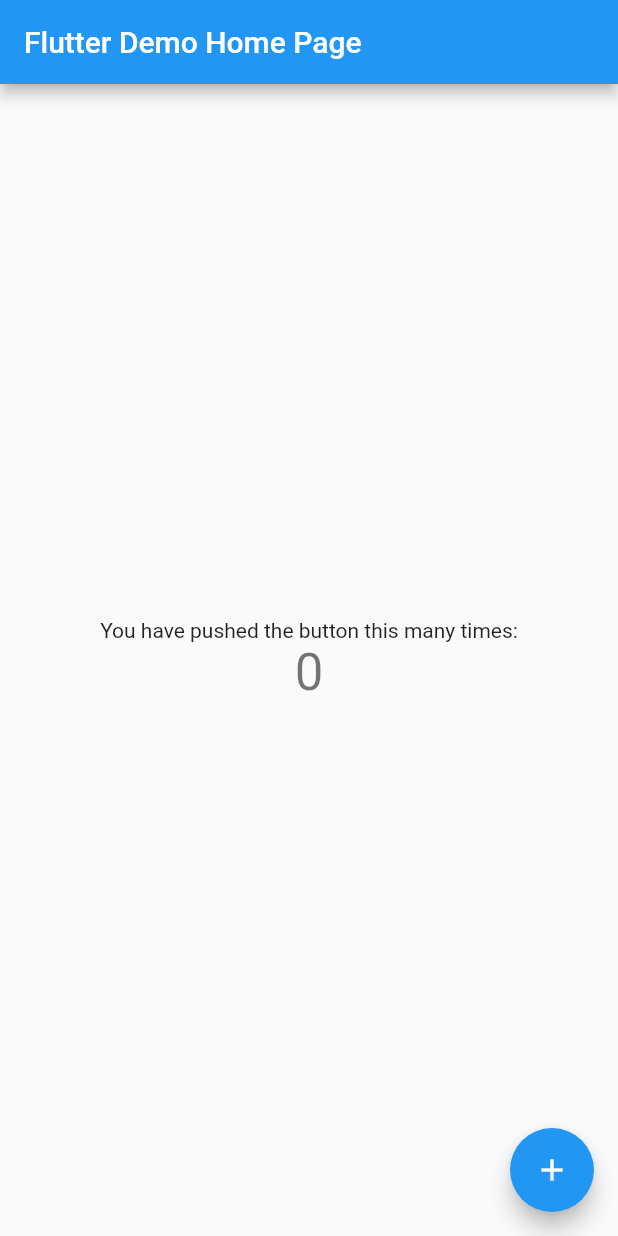
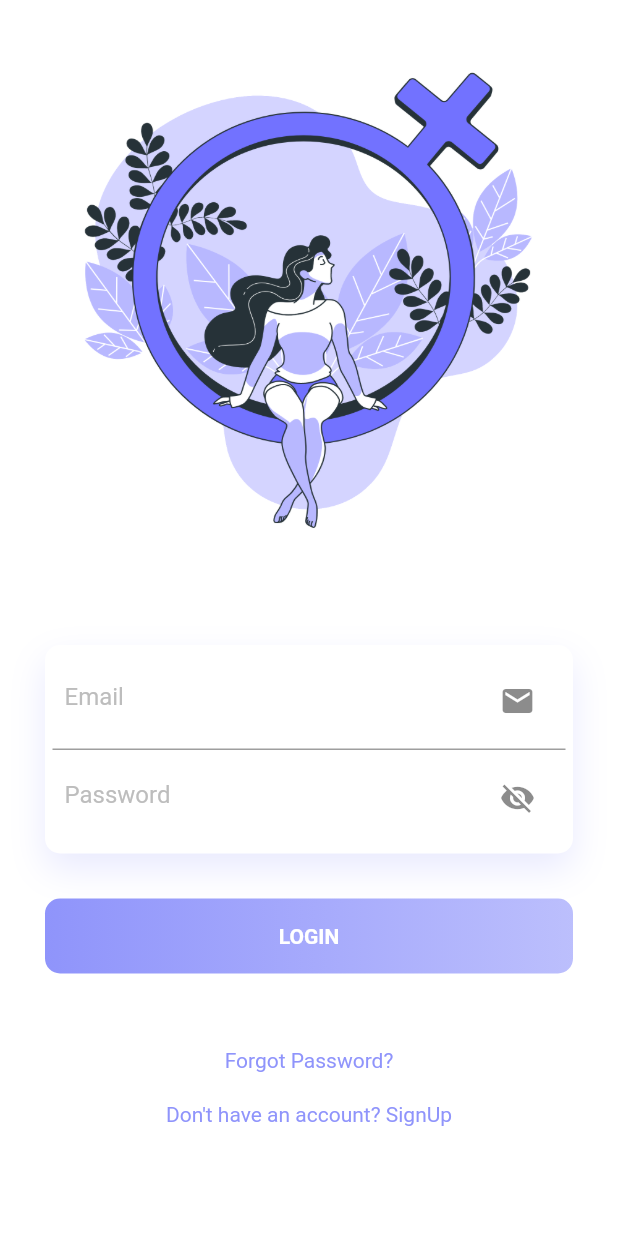
Before and after one commit to hetvikothari/Suraksha-, a Flutter app: the screen it shows after launch, on a phone screen of 412 x 824 dp. Run offline on Flutter 3.47's test engine with Material 2 defaults, Android fonts, the light colour scheme and no system bars.

Commit message:
signup and login page UI added

```diff
--- /dev/null
+++ b/suraksha/lib/login.dart
@@ -0,0 +1,120 @@
+import 'package:flutter/material.dart';
+import './signup.dart';
+
+class LoginPage extends StatefulWidget {
+  @override
+  _LoginPageState createState() => new _LoginPageState();
+}
+
+class _LoginPageState extends State<LoginPage> {
+  @override
+  Widget build(BuildContext context) {
+    return Scaffold(
+        backgroundColor: Colors.white,
+        body: SingleChildScrollView(
+          child: Container(
+            child: Column(
+              children: <Widget>[
+                Container(
+                  height: 400,
+                  decoration: BoxDecoration(
+                      image: DecorationImage(
+                          image: AssetImage('assets/signup.png'),
+                          fit: BoxFit.fill)),
+                ),
+                Padding(
+                  padding: EdgeInsets.all(30.0),
+                  child: Column(
+                    children: <Widget>[
+                      Container(
+                        padding: EdgeInsets.all(5),
+                        decoration: BoxDecoration(
+                            color: Colors.white,
+                            borderRadius: BorderRadius.circular(10),
+                            boxShadow: [
+                              BoxShadow(
+                                  color: Color.fromRGBO(143, 148, 251, .2),
+                                  blurRadius: 20.0,
+                                  offset: Offset(0, 10))
+                            ]),
+                        child: Column(
+                          children: <Widget>[
+                            Container(
+                              padding: EdgeInsets.all(8.0),
+                              decoration: BoxDecoration(
+                                  border: Border(
+                                      bottom: BorderSide(color: Colors.grey))),
+                              child: TextField(
+                                decoration: InputDecoration(
+                                    border: InputBorder.none,
+                                    hintText: "Email",
+                                    suffixIcon: Icon(Icons.email),
+                                    hintStyle:
+                                        TextStyle(color: Colors.grey[400])),
+                              ),
+                            ),
+                            Container(
+                              padding: EdgeInsets.all(8.0),
+                              child: TextField(
+                                obscureText: true,
+                                decoration: InputDecoration(
+                                    border: InputBorder.none,
+                                    hintText: "Password",
+                                    suffixIcon: Icon(Icons.visibility_off),
+                                    hintStyle:
+                                        TextStyle(color: Colors.grey[400])),
+                              ),
+                            ),
+                          ],
+                        ),
+                      ),
+                      SizedBox(
+                        height: 30,
+                      ),
+                      Container(
+                        height: 50,
+                        decoration: BoxDecoration(
+                            borderRadius: BorderRadius.circular(10),
+                            gradient: LinearGradient(colors: [
+                              Color.fromRGBO(143, 148, 251, 1),
+                              Color.fromRGBO(143, 148, 251, .6),
+                            ])),
+                        child: Center(
+                          child: Text(
+                            "LOGIN",
+                            style: TextStyle(
+                                color: Colors.white,
+                                fontWeight: FontWeight.bold),
+                          ),
+                        ),
+                      ),
+                      SizedBox(
+                        height: 50,
+                      ),
+                      Text(
+                        "Forgot Password?",
+                        style:
+                            TextStyle(color: Color.fromRGBO(143, 148, 251, 1)),
+                      ),
+                      SizedBox(height: 20.0),
+                      GestureDetector(
+                          onTap: () {
+                            Navigator.push(
+                                context,
+                                MaterialPageRoute(
+                                    builder: (context) => SignUpPage()));
+                          },
+                          child: Text(
+                            'Don\'t have an account? SignUp',
+                            style: TextStyle(
+                                color: Color.fromRGBO(143, 148, 251, 1)),
+                          )),
+                    ],
+                  ),
+                )
+              ],
+            ),
+          ),
+        ));
+  }
+}
--- a/suraksha/lib/main.dart
+++ b/suraksha/lib/main.dart
@@ -1,115 +1,7 @@
 import 'package:flutter/material.dart';
+import 'package:suraksha/login.dart';
 
-void main() {
-  runApp(const MyApp());
-}
-
-class MyApp extends StatelessWidget {
-  const MyApp({Key? key}) : super(key: key);
-
-  // This widget is the root of your application.
-  @override
-  Widget build(BuildContext context) {
-    return MaterialApp(
-      title: 'Flutter Demo',
-      theme: ThemeData(
-        // This is the theme of your application.
-        //
-        // Try running your application with "flutter run". You'll see the
-        // application has a blue toolbar. Then, without quitting the app, try
-        // changing the primarySwatch below to Colors.green and then invoke
-        // "hot reload" (press "r" in the console where you ran "flutter run",
-        // or simply save your changes to "hot reload" in a Flutter IDE).
-        // Notice that the counter didn't reset back to zero; the application
-        // is not restarted.
-        primarySwatch: Colors.blue,
-      ),
-      home: const MyHomePage(title: 'Flutter Demo Home Page'),
-    );
-  }
-}
-
-class MyHomePage extends StatefulWidget {
-  const MyHomePage({Key? key, required this.title}) : super(key: key);
-
-  // This widget is the home page of your application. It is stateful, meaning
-  // that it has a State object (defined below) that contains fields that affect
-  // how it looks.
-
-  // This class is the configuration for the state. It holds the values (in this
-  // case the title) provided by the parent (in this case the App widget) and
-  // used by the build method of the State. Fields in a Widget subclass are
-  // always marked "final".
-
-  final String title;
-
-  @override
-  State<MyHomePage> createState() => _MyHomePageState();
-}
-
-class _MyHomePageState extends State<MyHomePage> {
-  int _counter = 0;
-
-  void _incrementCounter() {
-    setState(() {
-      // This call to setState tells the Flutter framework that something has
-      // changed in this State, which causes it to rerun the build method below
-      // so that the display can reflect the updated values. If we changed
-      // _counter without calling setState(), then the build method would not be
-      // called again, and so nothing would appear to happen.
-      _counter++;
-    });
-  }
-
-  @override
-  Widget build(BuildContext context) {
-    // This method is rerun every time setState is called, for instance as done
-    // by the _incrementCounter method above.
-    //
-    // The Flutter framework has been optimized to make rerunning build methods
-    // fast, so that you can just rebuild anything that needs updating rather
-    // than having to individually change instances of widgets.
-    return Scaffold(
-      appBar: AppBar(
-        // Here we take the value from the MyHomePage object that was created by
-        // the App.build method, and use it to set our appbar title.
-        title: Text(widget.title),
-      ),
-      body: Center(
-        // Center is a layout widget. It takes a single child and positions it
-        // in the middle of the parent.
-        child: Column(
-          // Column is also a layout widget. It takes a list of children and
-          // arranges them vertically. By default, it sizes itself to fit its
-          // children horizontally, and tries to be as tall as its parent.
-          //
-          // Invoke "debug painting" (press "p" in the console, choose the
-          // "Toggle Debug Paint" action from the Flutter Inspector in Android
-          // Studio, or the "Toggle Debug Paint" command in Visual Studio Code)
-          // to see the wireframe for each widget.
-          //
-          // Column has various properties to control how it sizes itself and
-          // how it positions its children. Here we use mainAxisAlignment to
-          // center the children vertically; the main axis here is the vertical
-          // axis because Columns are vertical (the cross axis would be
-          // horizontal).
-          mainAxisAlignment: MainAxisAlignment.center,
-          children: <Widget>[
-            const Text(
-              'You have pushed the button this many times:',
-            ),
-            Text(
-              '$_counter',
-              style: Theme.of(context).textTheme.headline4,
-            ),
-          ],
-        ),
-      ),
-      floatingActionButton: FloatingActionButton(
-        onPressed: _incrementCounter,
-        tooltip: 'Increment',
-        child: const Icon(Icons.add),
-      ), // This trailing comma makes auto-formatting nicer for build methods.
-    );
-  }
-}
+void main() => runApp(MaterialApp(
+      debugShowCheckedModeBanner: false,
+      home: LoginPage(),
+    ));
```
Also changed, not shown: suraksha/lib/signup.dart (added, +155 -0 lines), suraksha/pubspec.yaml (+4 -3 lines), suraksha/assets/signup.png (added), suraksha/pubspec.lock, 4 other files.
